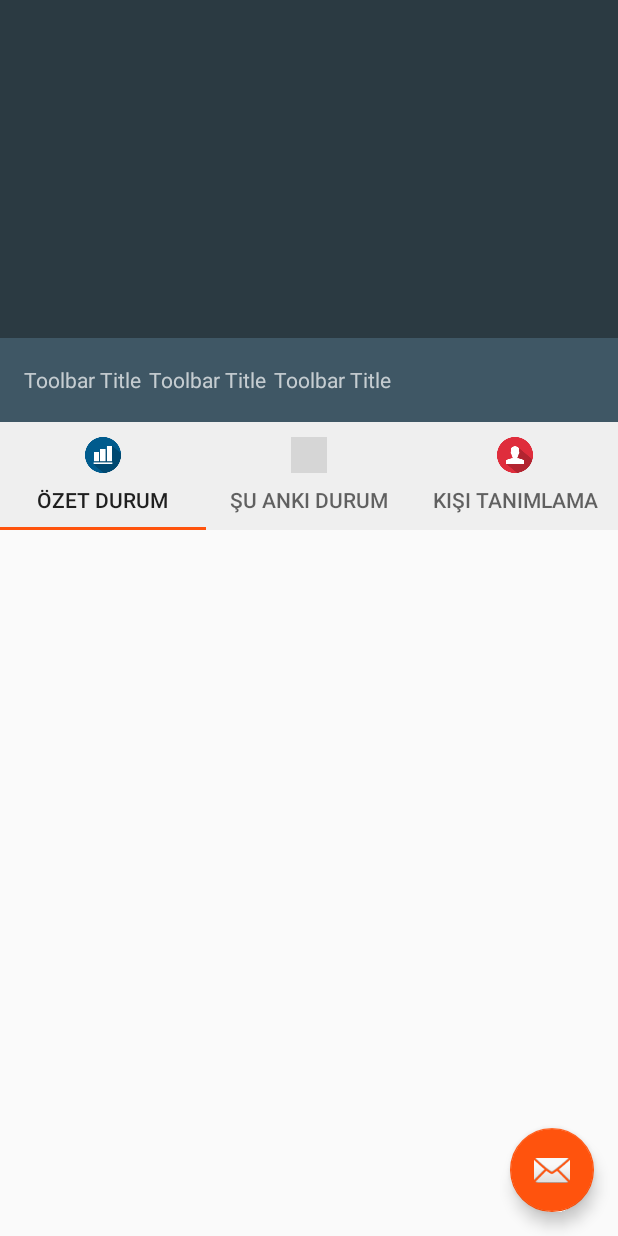
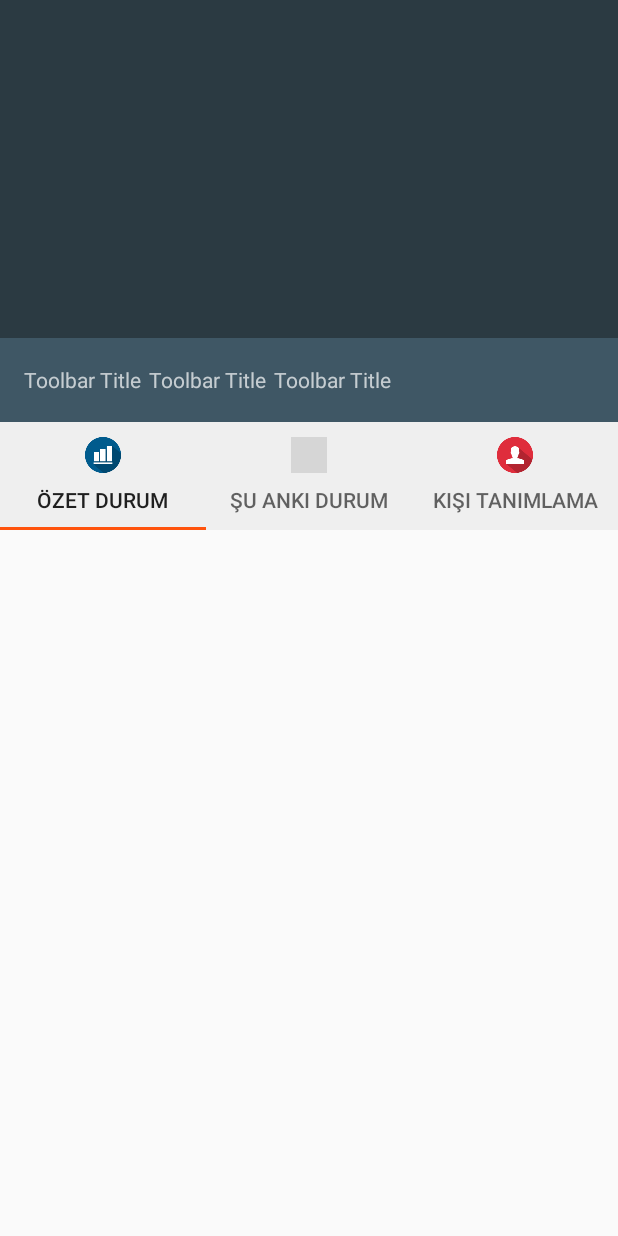
Before and after one commit to Simulakra/Pemic, an Android app: the layout activity_main.xml on its own in the app's theme, with its tools: preview values and no code run, on a phone screen of 412 x 824 dp. Run offline under Robolectric (Android 15) with nearby library versions, the phone set to English and light mode, and no system bars; grey boxes are pictures that could not be loaded.

Commit message:
floating bar cleaning

```diff
--- a/app/src/main/res/layout/activity_main.xml
+++ b/app/src/main/res/layout/activity_main.xml
@@ -8,12 +8,4 @@
 
     <include layout="@layout/content_main" />
 
-    <android.support.design.widget.FloatingActionButton
-        android:id="@+id/fab"
-        android:layout_width="wrap_content"
-        android:layout_height="wrap_content"
-        android:layout_gravity="bottom|end"
-        android:layout_margin="@dimen/fab_margin"
-        app:srcCompat="@android:drawable/ic_dialog_email" />
-
 </android.support.design.widget.CoordinatorLayout>
```
Also changed, not shown: app/src/main/java/com/berkedundar/pemic/MainActivity.java (+0 -43 lines).
